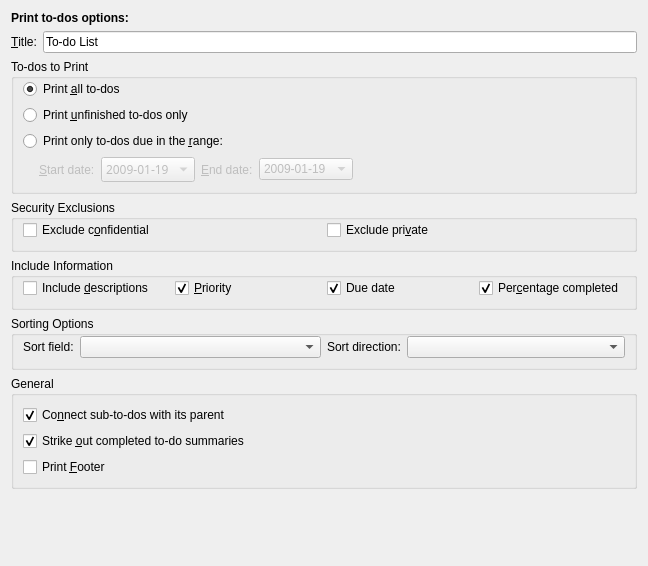
The window that calendarsupport/printing/calprinttodoconfig_base.ui (KDE/kdepim) describes before a commit, drawn with Qt 5.
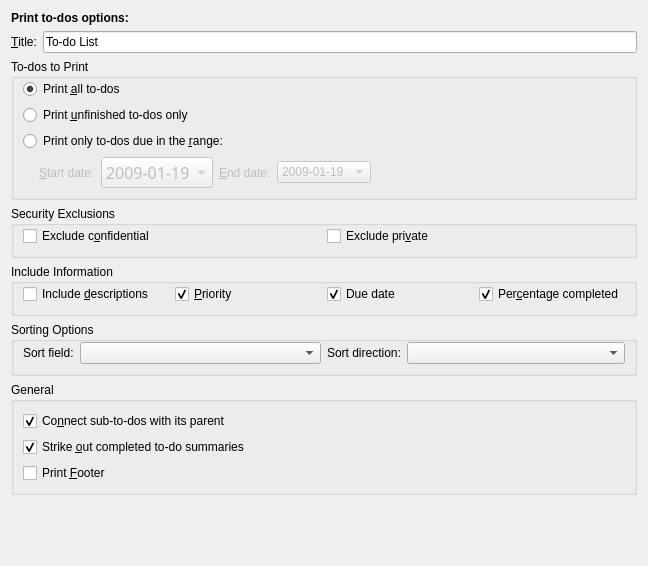
The same window after the commit. Custom widgets are drawn as their Qt base class.

Commit message: se fontsize of the start date KDateCombobox to 12pt. which matches all the other fonts. not sure how it get set to 9pt.

What changed in the file:
```diff
--- a/calendarsupport/printing/calprinttodoconfig_base.ui
+++ b/calendarsupport/printing/calprinttodoconfig_base.ui
@@ -140,7 +140,7 @@
           <property name="font">
            <font>
             <family>Sans Serif</family>
-            <pointsize>9</pointsize>
+            <pointsize>12</pointsize>
             <weight>50</weight>
             <italic>false</italic>
             <bold>false</bold>
```
Left out of the diff: 18 changed lines with no effect on the pictures. Lines whose indentation alone changed are shown as unchanged.
